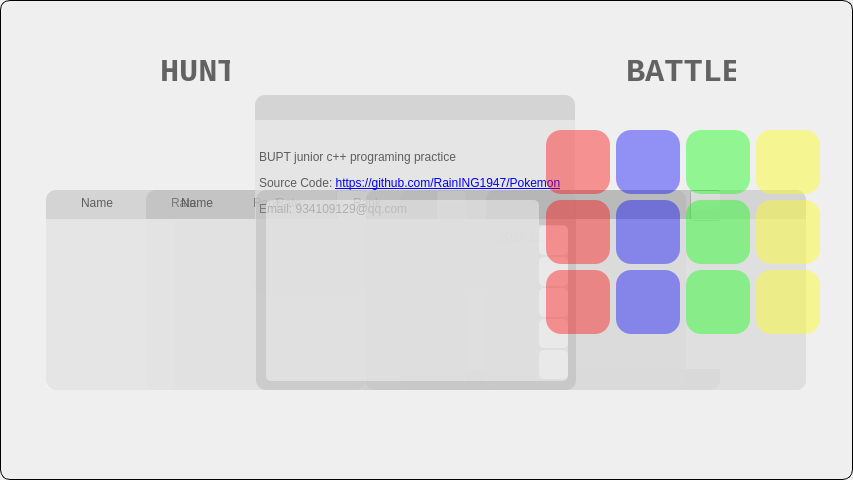
XiaoyuWang-BUPT/Pokemon, file PokemonClient/mainpage.ui: the form before one commit.
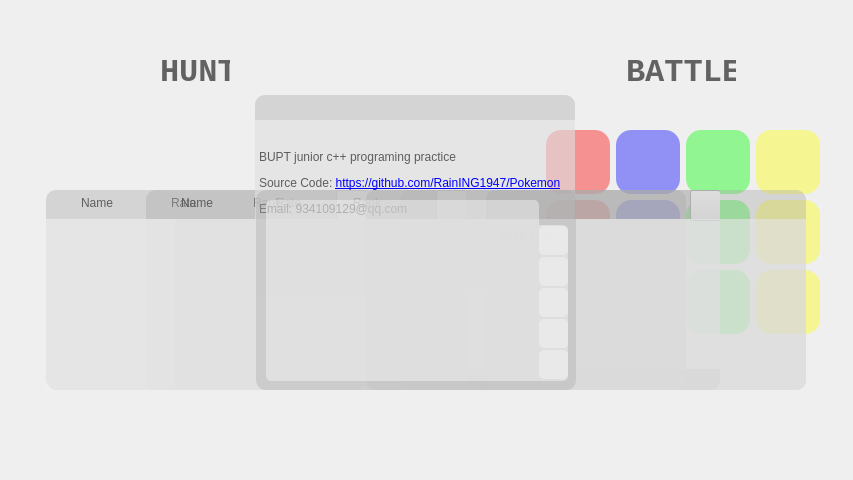
The form after the commit. Icons and pictures are not drawn.

```diff
--- a/PokemonClient/mainpage.ui
+++ b/PokemonClient/mainpage.ui
@@ -26,11 +26,7 @@
    <string>Form</string>
   </property>
   <property name="styleSheet">
-   <string notr="true">#MainPage{
-	border: 1px solid black;
-	border-radius : 10px;
-}
-QToolTip {
+   <string notr="true">QToolTip {
 	opacity: 100;
 	font: 75 16pt &quot;Consolas&quot;;			
 	background-color: rgb(0, 0, 0);
@@ -1617,6 +1613,7 @@
     </widget>
    </widget>
   </widget>
+  <zorder>battlePicContainer</zorder>
   <zorder>myInfoButton</zorder>
   <zorder>onlinePlayerBtn</zorder>
   <zorder>rankButton</zorder>
@@ -1631,7 +1628,6 @@
   <zorder>myPokemonContainer</zorder>
   <zorder>myStorageContainer</zorder>
   <zorder>myinfoWidget</zorder>
-  <zorder>battlePicContainer</zorder>
  </widget>
  <resources/>
  <connections/>
```
